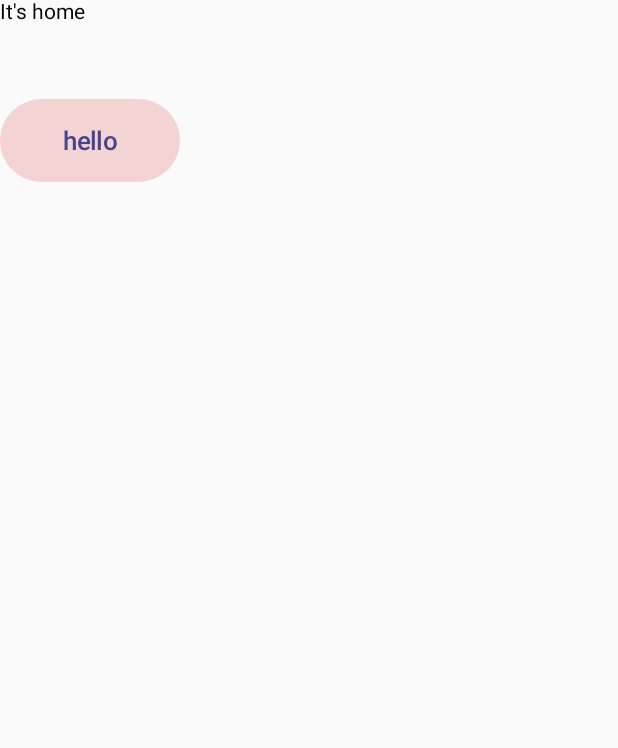
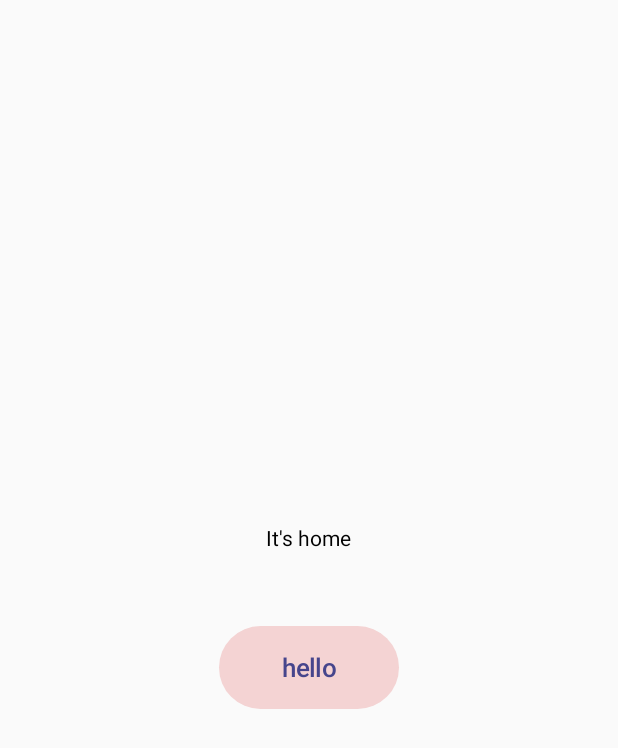
Before and after one commit to BrayanOB2003/Gruppen_App, an Android app built with Jetpack Compose: the home_screen screen opened through its navigation route, on a phone screen of 412 x 824 dp. Shown: the top 748 px of the screen. Run offline under Robolectric (Android 15) with nearby library versions, the phone set to English and light mode, and no system bars.

```diff
--- a/app/src/main/java/com/project/gruppen/screens/Home.kt
+++ b/app/src/main/java/com/project/gruppen/screens/Home.kt
@@ -1,10 +1,14 @@
 package com.project.gruppen.screens
 
+import androidx.compose.foundation.layout.Arrangement
 import androidx.compose.foundation.layout.Column
 import androidx.compose.foundation.layout.Spacer
+import androidx.compose.foundation.layout.fillMaxHeight
+import androidx.compose.foundation.layout.fillMaxWidth
 import androidx.compose.foundation.layout.height
 import androidx.compose.material3.Text
 import androidx.compose.runtime.Composable
+import androidx.compose.ui.Alignment
 import androidx.compose.ui.Modifier
 import androidx.compose.ui.unit.dp
 import androidx.navigation.NavController
@@ -14,7 +18,13 @@ import com.project.gruppen.screens.components.Button
 
 @Composable
 fun Home(navController: NavController){
-    Column() {
+    Column(
+        modifier = Modifier
+            .fillMaxWidth()
+            .fillMaxHeight(),
+        verticalArrangement = Arrangement.Center,
+        horizontalAlignment = Alignment.CenterHorizontally
+    ) {
         Text(text = "It's home")
         Spacer(modifier = Modifier.height(50.dp))
         Button(text = "hello", onClick = {
```
Also changed, not shown: app/src/main/java/com/project/gruppen/repositories/uthentication/RegisterRepository.kt (+16 -1 lines), app/src/main/java/com/project/gruppen/screens/Loading.kt (added, +59 -0 lines), app/src/main/java/com/project/gruppen/screens/Register.kt (+8 -1 lines).
